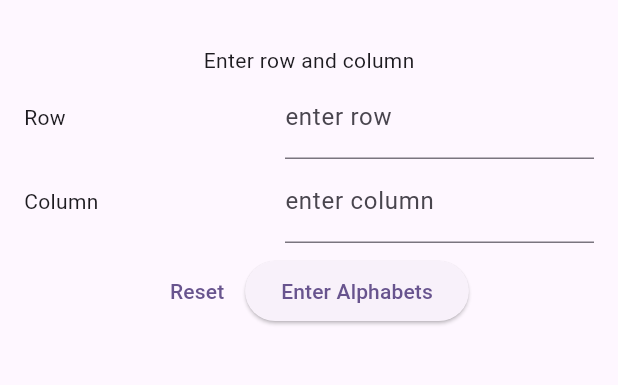
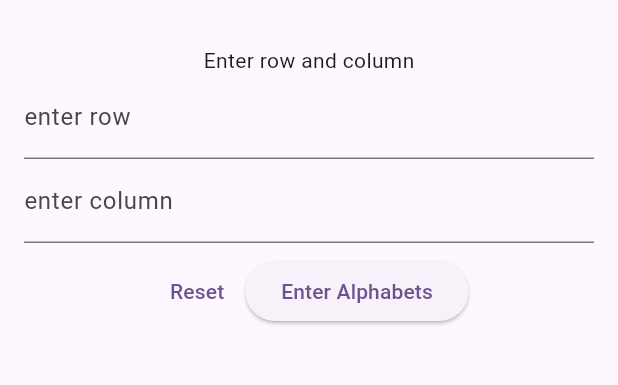
Before and after one commit to ABHISHEK-bit-cyber/mobilogic, a Flutter app: the screen it shows after launch, on a phone screen of 412 x 824 dp, the part 63-448 px from its top. Run offline on Flutter 3.47's test engine with Material 3 defaults, Android fonts, the phone set to English and light mode, and no system bars.

Commit message:
changes applied

```diff
--- a/lib/main.dart
+++ b/lib/main.dart
@@ -13,6 +13,7 @@ class MyApp extends StatelessWidget {
   Widget build(BuildContext context) {
     return MaterialApp(
       title: 'Flutter Demo',
+      debugShowCheckedModeBanner: false,
       theme: ThemeData(
         colorScheme: ColorScheme.fromSeed(seedColor: Colors.deepPurple),
         useMaterial3: true,
--- a/lib/screens/word_search_screen.dart
+++ b/lib/screens/word_search_screen.dart
@@ -1,4 +1,3 @@
-import 'package:flutter/cupertino.dart';
 import 'package:flutter/material.dart';
 import 'package:flutter/services.dart';
 
@@ -108,13 +107,7 @@ class _WordSearchScreenState extends State<WordSearchScreen> {
           child: Column(
             children: [
               const Text('Enter row and column'),
-              Row(
-                mainAxisAlignment: MainAxisAlignment.spaceBetween,
-                children: [
-                  const Text('Row'),
-                  SizedBox(
-                    width: MediaQuery.of(context).size.width * 0.5,
-                    child: TextField(
+              TextField(
                 keyboardType: TextInputType.number,
                 enabled: !disableRowColumn,
                 controller: rowController,
@@ -122,27 +115,13 @@ class _WordSearchScreenState extends State<WordSearchScreen> {
                   labelText: "enter row",
                 ),
               ),
-                  ),
-                ],
-              ),
-              Row(
-                mainAxisAlignment: MainAxisAlignment.spaceBetween,
-                children: [
-                  const Text('Column'),
-                  SizedBox(
-                    width: MediaQuery.of(context).size.width * 0.5,
-                    child: Expanded(
-                      child: TextField(
+              TextField(
                 enabled: !disableRowColumn,
                 keyboardType: TextInputType.number,
                 controller: columnController,
                 decoration: const InputDecoration(
                   labelText: "enter column",
                 ),
-                      ),
-                    ),
-                  ),
-                ],
               ),
               if (rowColumnError.isNotEmpty)
                 Text(
@@ -178,14 +157,7 @@ class _WordSearchScreenState extends State<WordSearchScreen> {
                   ),
                 ),
               if (disableRowColumn)
-                Row(
-                  mainAxisAlignment: MainAxisAlignment.spaceBetween,
-                  children: [
-                    const Text('Alphabets'),
-                    SizedBox(
-                      width: MediaQuery.of(context).size.width * 0.5,
-                      child: Expanded(
-                        child: TextField(
+                TextField(
                   keyboardType: TextInputType.text,
                   controller: alphaController,
                   inputFormatters: [
@@ -198,10 +170,6 @@ class _WordSearchScreenState extends State<WordSearchScreen> {
                   decoration: const InputDecoration(
                     labelText: "enter alphabets",
                   ),
-                        ),
-                      ),
-                    ),
-                  ],
                 ),
               if (alphabetError.isNotEmpty)
                 Padding(
```
Lines whose indentation alone changed are shown as unchanged.
